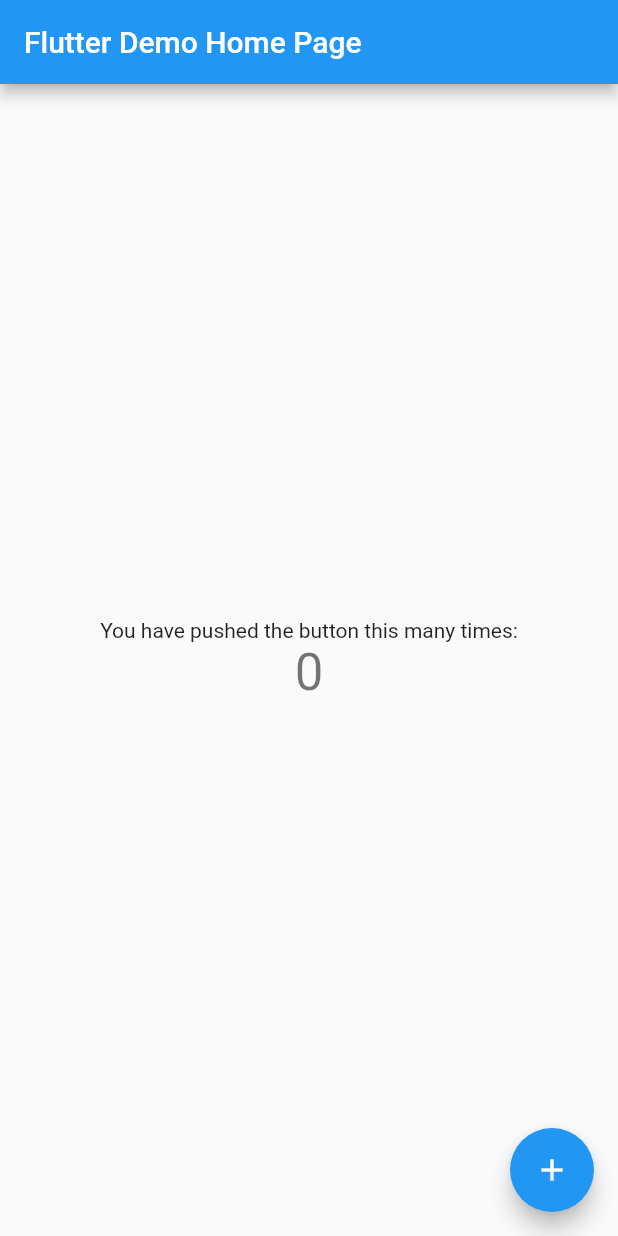
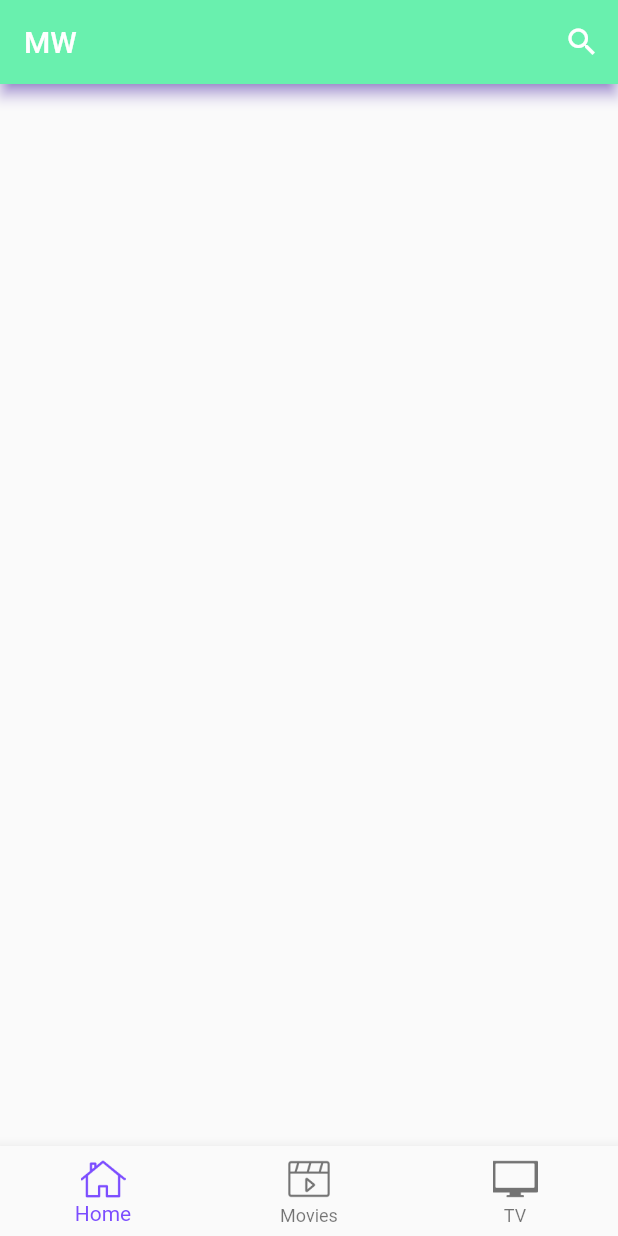
Before and after one commit to ethanp55/Movie-Wardrobe, a Flutter app: the screen it shows after launch, on a phone screen of 412 x 824 dp. Run offline on Flutter 3.47's test engine with Material 2 defaults, Android fonts, the phone set to English and light mode, and no system bars.

Commit message:
Home screen basic setup

```diff
--- a/lib/main.dart
+++ b/lib/main.dart
@@ -1,117 +1,46 @@
+import 'dart:ui';
+
 import 'package:flutter/material.dart';
 
-void main() {
-  runApp(MyApp());
+main() {
+  runApp(MovieWardrobeApp());
 }
 
-class MyApp extends StatelessWidget {
-  // This widget is the root of your application.
-  @override
-  Widget build(BuildContext context) {
+class MovieWardrobeApp extends StatelessWidget {
+  Widget build (BuildContext context) {
     return MaterialApp(
-      title: 'Flutter Demo',
-      theme: ThemeData(
-        // This is the theme of your application.
-        //
-        // Try running your application with "flutter run". You'll see the
-        // application has a blue toolbar. Then, without quitting the app, try
-        // changing the primarySwatch below to Colors.green and then invoke
-        // "hot reload" (press "r" in the console where you ran "flutter run",
-        // or simply save your changes to "hot reload" in a Flutter IDE).
-        // Notice that the counter didn't reset back to zero; the application
-        // is not restarted.
-        primarySwatch: Colors.blue,
-        // This makes the visual density adapt to the platform that you run
-        // the app on. For desktop platforms, the controls will be smaller and
-        // closer together (more dense) than on mobile platforms.
-        visualDensity: VisualDensity.adaptivePlatformDensity,
-      ),
-      home: MyHomePage(title: 'Flutter Demo Home Page'),
+      home: Scaffold(
+        appBar: AppBar(
+          backgroundColor: Colors.greenAccent,
+          shadowColor: Colors.deepPurpleAccent,
+          title: Text('MW'),
+          actions: <Widget>[
+            IconButton(
+                icon: const Icon(Icons.search, color: Colors.white,),
+                tooltip: 'Search',
+                onPressed: null)
+          ],
+        ),
+        bottomNavigationBar: BottomNavigationBar(
+          items: <BottomNavigationBarItem>[
+            BottomNavigationBarItem(
+              icon: ImageIcon(AssetImage('assets/home_button.png'), size: 30,),
+              label: 'Home',
+            ),
+            BottomNavigationBarItem(
+              icon: ImageIcon(AssetImage('assets/movies_button.png'), size: 30,),
+              label: 'Movies',
+            ),
+            BottomNavigationBarItem(
+              icon: ImageIcon(AssetImage('assets/tv_button.png'), size: 30,),
+              label: 'TV',
+            ),
+          ],
+          // currentIndex: _selectedIndex,
+          selectedItemColor: Colors.deepPurpleAccent,
+          // onTap: _onItemTapped,
+        ),
+      )
     );
   }
 }
-
-class MyHomePage extends StatefulWidget {
-  MyHomePage({Key key, this.title}) : super(key: key);
-
-  // This widget is the home page of your application. It is stateful, meaning
-  // that it has a State object (defined below) that contains fields that affect
-  // how it looks.
-
-  // This class is the configuration for the state. It holds the values (in this
-  // case the title) provided by the parent (in this case the App widget) and
-  // used by the build method of the State. Fields in a Widget subclass are
-  // always marked "final".
-
-  final String title;
-
-  @override
-  _MyHomePageState createState() => _MyHomePageState();
-}
-
-class _MyHomePageState extends State<MyHomePage> {
-  int _counter = 0;
-
-  void _incrementCounter() {
-    setState(() {
-      // This call to setState tells the Flutter framework that something has
-      // changed in this State, which causes it to rerun the build method below
-      // so that the display can reflect the updated values. If we changed
-      // _counter without calling setState(), then the build method would not be
-      // called again, and so nothing would appear to happen.
-      _counter++;
-    });
-  }
-
-  @override
-  Widget build(BuildContext context) {
-    // This method is rerun every time setState is called, for instance as done
-    // by the _incrementCounter method above.
-    //
-    // The Flutter framework has been optimized to make rerunning build methods
-    // fast, so that you can just rebuild anything that needs updating rather
-    // than having to individually change instances of widgets.
-    return Scaffold(
-      appBar: AppBar(
-        // Here we take the value from the MyHomePage object that was created by
-        // the App.build method, and use it to set our appbar title.
-        title: Text(widget.title),
-      ),
-      body: Center(
-        // Center is a layout widget. It takes a single child and positions it
-        // in the middle of the parent.
-        child: Column(
-          // Column is also a layout widget. It takes a list of children and
-          // arranges them vertically. By default, it sizes itself to fit its
-          // children horizontally, and tries to be as tall as its parent.
-          //
-          // Invoke "debug painting" (press "p" in the console, choose the
-          // "Toggle Debug Paint" action from the Flutter Inspector in Android
-          // Studio, or the "Toggle Debug Paint" command in Visual Studio Code)
-          // to see the wireframe for each widget.
-          //
-          // Column has various properties to control how it sizes itself and
-          // how it positions its children. Here we use mainAxisAlignment to
-          // center the children vertically; the main axis here is the vertical
-          // axis because Columns are vertical (the cross axis would be
-          // horizontal).
-          mainAxisAlignment: MainAxisAlignment.center,
-          children: <Widget>[
-            Text(
-              'You have pushed the button this many times:',
-            ),
-            Text(
-              '$_counter',
-              style: Theme.of(context).textTheme.headline4,
-            ),
-          ],
-        ),
-      ),
-      floatingActionButton: FloatingActionButton(
-        onPressed: _incrementCounter,
-        tooltip: 'Increment',
-        child: Icon(Icons.add),
-      ), // This trailing comma makes auto-formatting nicer for build methods.
-    );
-  }
-}
```
Also changed, not shown: pubspec.yaml (+6 -2 lines), assets/filter_button.png (added), assets/home_button.png (added), assets/movies_button.png (added), assets/tv_button.png (added), 1 other file.
